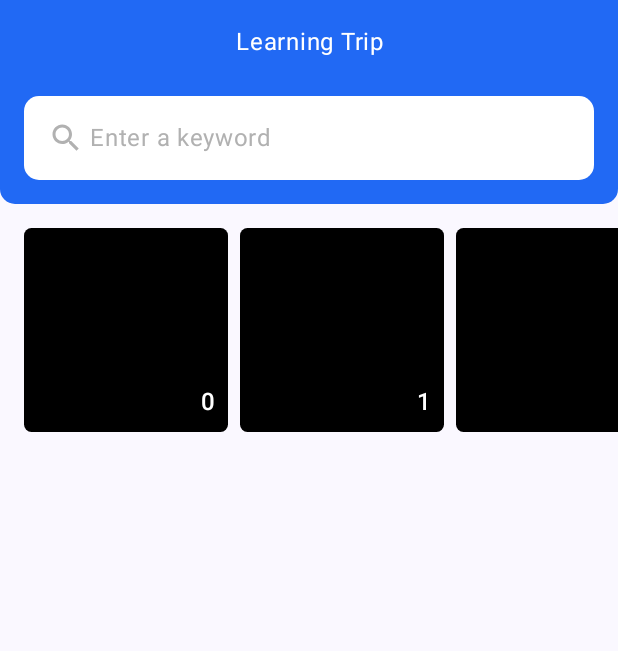
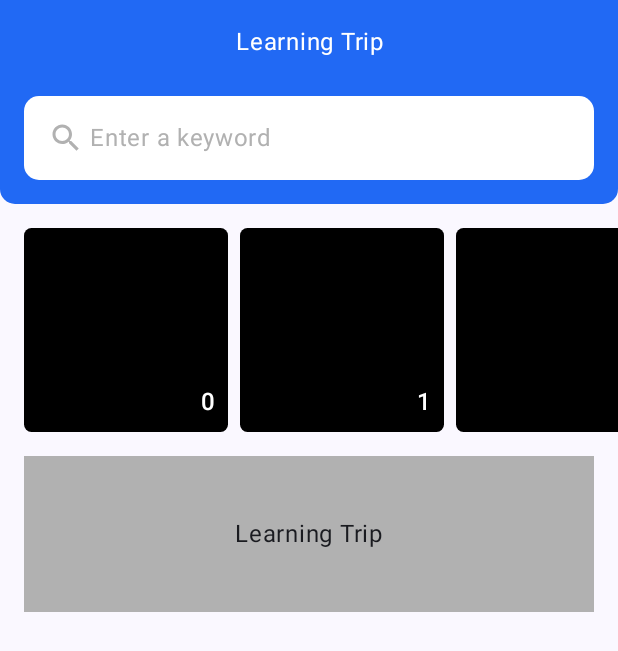
Before and after one commit to SWM-TRAVELY/LearningTrip, an Android app built with Jetpack Compose: the screen it shows after launch (MainActivity), on a phone screen of 412 x 824 dp. Shown: the top 651 px of the screen. Run offline under Robolectric (Android 15) with nearby library versions, the phone set to English and light mode, and no system bars.

Commit message:
Add main screen introduce image

```diff
--- a/app/src/main/java/com/leeseungyun1020/learningtrip/MainActivity.kt
+++ b/app/src/main/java/com/leeseungyun1020/learningtrip/MainActivity.kt
@@ -105,10 +105,10 @@ fun HomeScreen() {
             }
         },
         content = { innerPadding ->
-
+            Column(modifier = Modifier.padding(top = innerPadding.calculateTopPadding())) {
                 LazyRow(
                     contentPadding = PaddingValues(
-                    top = innerPadding.calculateTopPadding() + 16.dp,
+                        top = 16.dp,
                         start = 16.dp
                     ),
                     horizontalArrangement = Arrangement.spacedBy(8.dp),
@@ -136,7 +136,20 @@ fun HomeScreen() {
                     }
                 }
 
-            // AD Image
+                // Introduce(Banner) Image
+                Box(
+                    modifier = Modifier
+                        .padding(top = 16.dp, start = 16.dp, end = 16.dp)
+                        .fillMaxWidth()
+                        .height(104.dp)
+                        .background(color = Gray3),
+                ) {
+                    Text(
+                        text = stringResource(id = R.string.app_name),
+                        modifier = Modifier.align(Alignment.Center),
+                    )
+                }
+            }
         }
     )
 }
```
Lines whose indentation alone changed are shown as unchanged.
